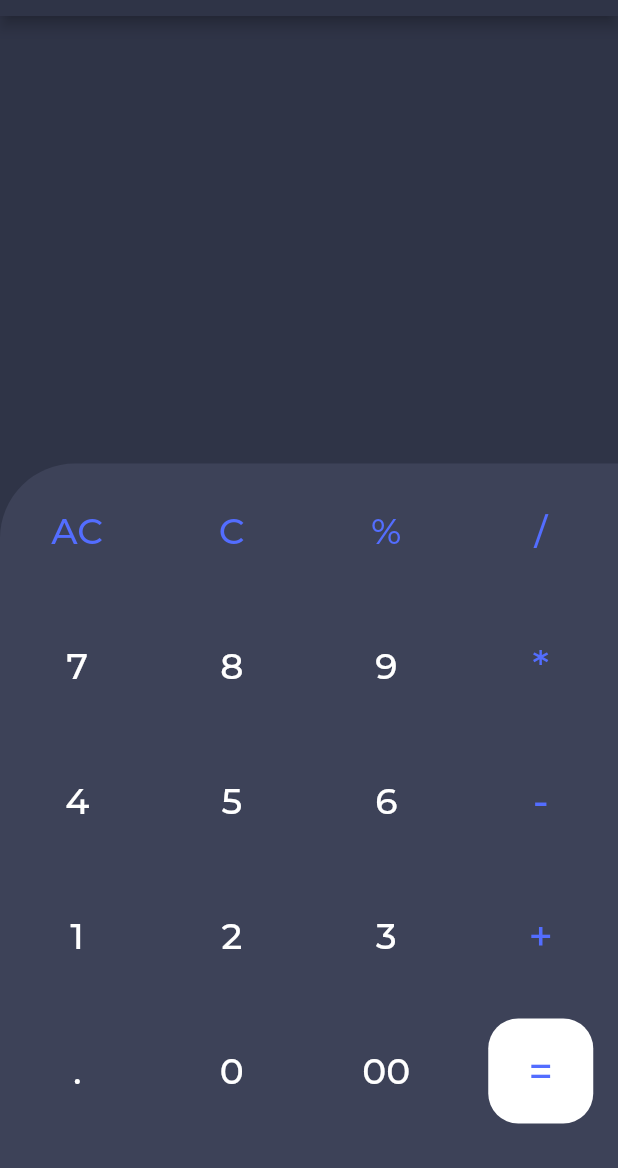
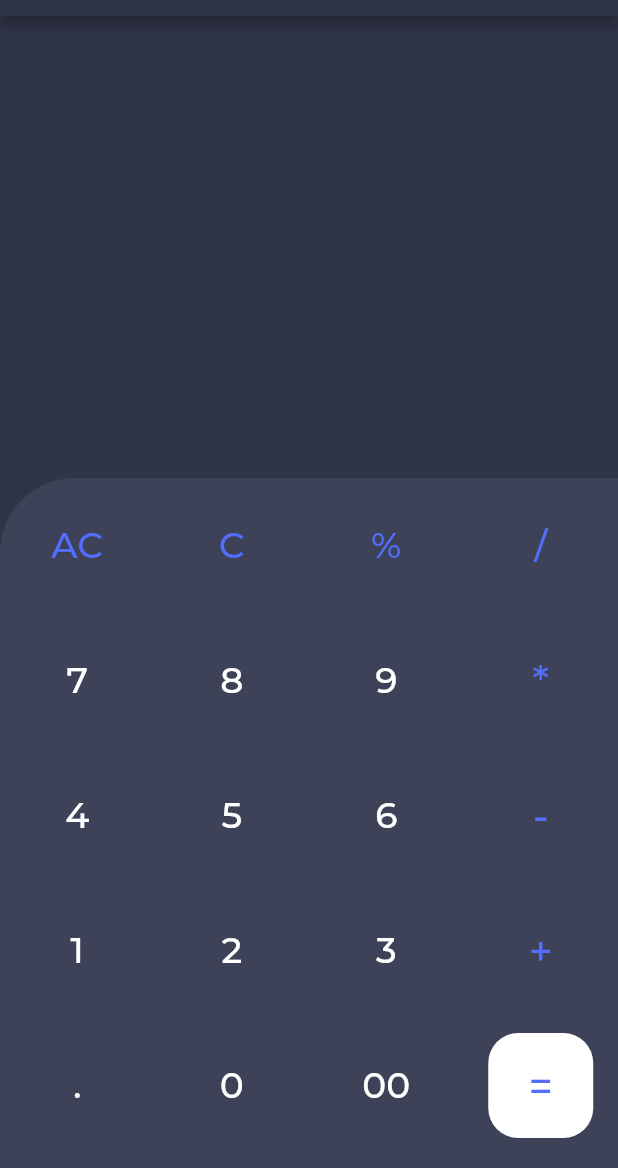
Before and after one commit to opxop/flutter-calculator, a Flutter app: the ScientificCalculator screen opened directly, on a phone screen of 412 x 824 dp, the part 68-1236 px from its top. Run offline on Flutter 3.47's test engine with Material 2 defaults, Android fonts, the phone set to English and light mode, and no system bars; our stand-ins replace flutter_svg, fluttertoast, math_expressions.

Commit message:
:arrow_up: minor update

```diff
--- a/lib/screens/scientificCalc.dart
+++ b/lib/screens/scientificCalc.dart
@@ -57,7 +57,7 @@
           children: <Widget>[
             Padding(
               padding: EdgeInsets.only(
-                  top: MediaQuery.of(context).size.height * 0.10),
+                  top: MediaQuery.of(context).size.height * 0.05),
               child: SingleChildScrollView(
                 scrollDirection: Axis.horizontal,
                 child: Text(
@@ -85,7 +85,7 @@
                   alignment: Alignment(1, 1),
                 ),
                 Container(
-                  height: MediaQuery.of(context).size.height * 0.57,
+                  padding: EdgeInsets.only(bottom: 10),
                   decoration: BoxDecoration(
                     color: kCardColorDark,
                     borderRadius: BorderRadius.only(
```
Also changed, not shown: pubspec.lock.
